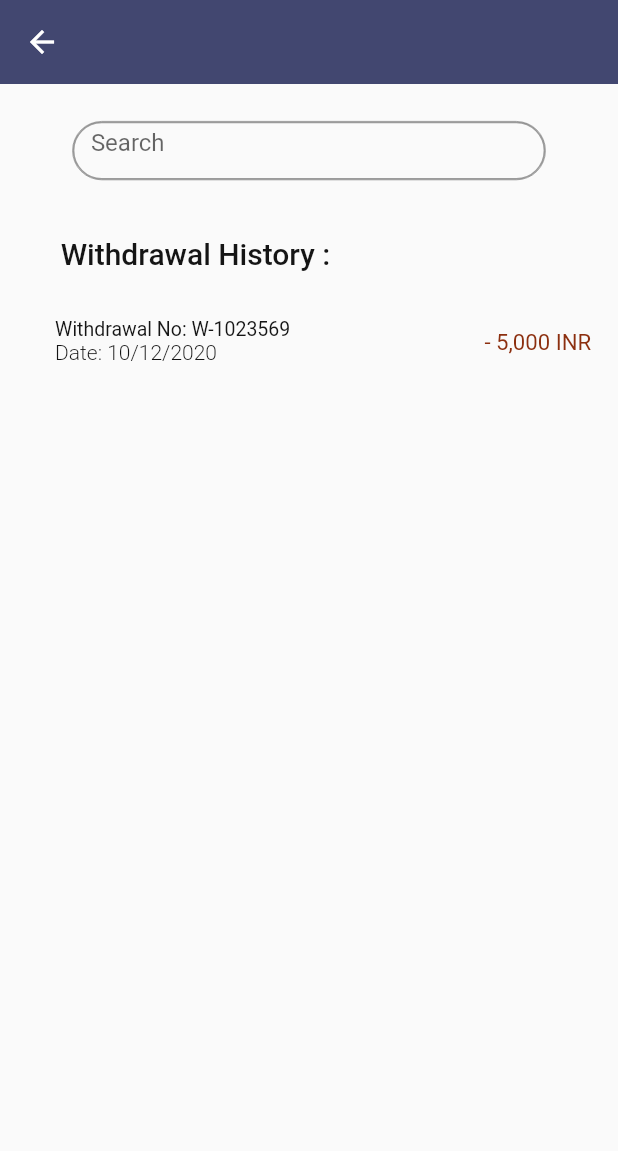
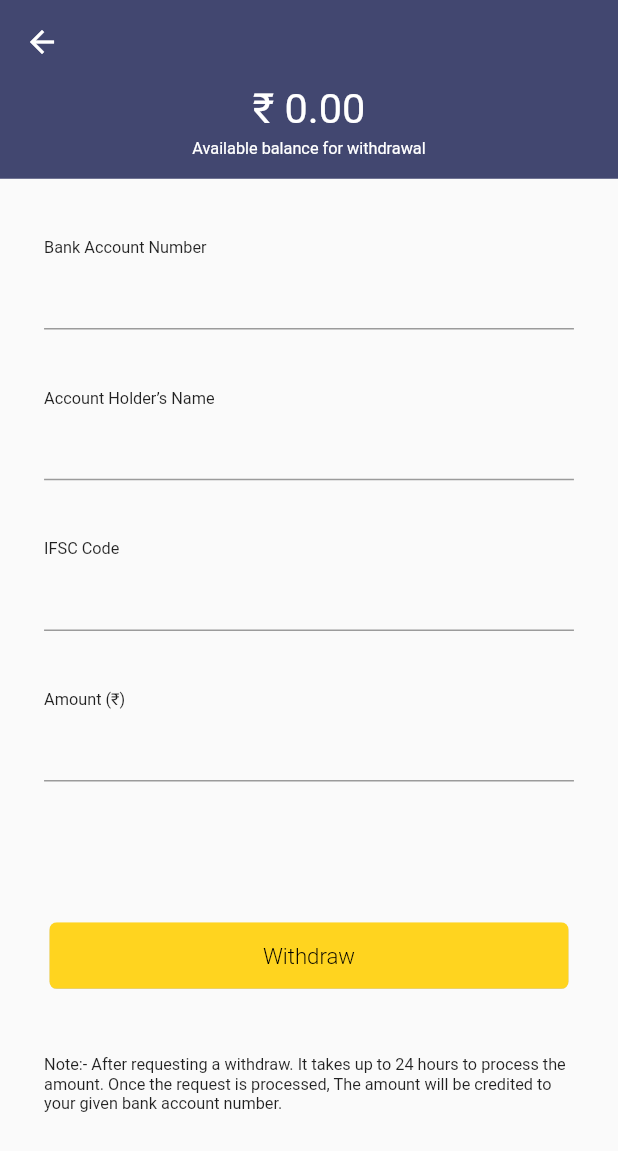
Before and after one commit to ptlmay25/Flutter_app_frontend, a Flutter app: the Accounttab screen opened directly, after a tap on "Withrow", on a phone screen of 412 x 824 dp. Shown: the top 1151 px of the screen. Run offline on Flutter 3.47's test engine with Material 2 defaults, Android fonts, the phone set to English and light mode, and no system bars; our stand-ins replace firebase_auth, fluttertoast; missing offline and left inert: razorpay_flutter, sms_otp_auto_verify; accounts and stored records are empty; network calls fail.

Commit message:
withdraw page created with validation

```diff
--- a/ibiz/lib/view/bottom/AccountTab/accounttab.dart
+++ b/ibiz/lib/view/bottom/AccountTab/accounttab.dart
@@ -1,6 +1,7 @@
 import 'package:flutter/material.dart';
 import 'package:ibiz/models/usermodel.dart';
 import 'package:ibiz/size_config.dart';
+import 'package:ibiz/view/bottom/AccountTab/withdraw.dart';
 import 'package:ibiz/view/navbar/withdrawal_history.dart';
 import 'package:intl/intl.dart';
 import 'package:provider/provider.dart';
@@ -118,13 +119,14 @@ class _AccounttabState extends State<Accounttab> {
                                 width: 120 * SizeConfig.widthMultiplier,
                                 child: RaisedButton(
                                   onPressed: () {
-                                    Navigator.of(context).push(
-                                        MaterialPageRoute(
-                                            builder: (context) =>
-                                                ChangeNotifierProvider.value(
-                                                    value: userModel,
-                                                    child:
-                                                        Withdraw_History())));
+                                    Navigator.of(context).push(MaterialPageRoute(
+                                        builder: (context) =>
+                                            ChangeNotifierProvider.value(
+                                                value: userModel,
+                                                child: ChangeNotifierProvider
+                                                    .value(
+                                                        value: userModel,
+                                                        child: Withdraw()))));
                                   },
                                   color: Color.fromARGB(255, 108, 113, 156),
                                   child: Text(
--- /dev/null
+++ b/ibiz/lib/view/bottom/AccountTab/withdraw.dart
@@ -0,0 +1,184 @@
+import 'package:flutter/material.dart';
+import 'package:ibiz/models/usermodel.dart';
+import 'package:ibiz/size_config.dart';
+import 'package:ibiz/view/navbar/withdrawal_history.dart';
+import 'package:intl/intl.dart';
+import 'package:provider/provider.dart';
+
+class Withdraw extends StatefulWidget {
+  @override
+  _WithdrawState createState() => _WithdrawState();
+}
+
+class _WithdrawState extends State<Withdraw> {
+  final GlobalKey<FormState> _formKey = GlobalKey<FormState>();
+  var curf = new NumberFormat.currency(locale: "en_us", symbol: "₹ ");
+  String name, accNo, IFSC;
+  int amount;
+  @override
+  Widget build(BuildContext context) {
+    UserModel userModel = Provider.of<UserModel>(context);
+    return Scaffold(
+      appBar: AppBar(
+        elevation: 0.0,
+        backgroundColor: Color.fromARGB(255, 66, 71, 112),
+
+        // toolbarHeight: 50 * SizeConfig.heightMultiplier,
+      ),
+      body: ListView(
+        children: [
+          Container(
+            height: 64 * SizeConfig.heightMultiplier,
+            color: Color.fromARGB(255, 66, 71, 112),
+            child: Align(
+              alignment: Alignment.center,
+              child: Column(
+                children: [
+                  Text(
+                    curf.format(userModel.acc_bal),
+                    style: TextStyle(
+                        fontSize: 28 * SizeConfig.heightMultiplier,
+                        color: Colors.white),
+                  ),
+                  SizedBox(height: 5 * SizeConfig.heightMultiplier),
+                  Text(
+                    'Available balance for withdrawal',
+                    style: TextStyle(
+                        fontSize: 11 * SizeConfig.heightMultiplier,
+                        color: Colors.white),
+                  ),
+                ],
+              ),
+            ),
+          ),
+          Padding(
+            padding: EdgeInsets.only(
+                top: 40 * SizeConfig.heightMultiplier,
+                left: 28 * SizeConfig.widthMultiplier,
+                right: 28 * SizeConfig.widthMultiplier),
+            child: Form(
+              key: _formKey,
+              child: Column(
+                children: [
+                  Align(
+                    alignment: Alignment.topLeft,
+                    child: Text('Bank Account Number',
+                        style: TextStyle(
+                            fontSize: 11 * SizeConfig.heightMultiplier,
+                            fontWeight: FontWeight.w400)),
+                  ),
+                  TextFormField(
+                    initialValue: userModel.bankAccountNo,
+                    onSaved: (value) {
+                      setState(() {
+                        this.accNo = value;
+                      });
+                    },
+                    validator: (value) {
+                      if (value.isEmpty) {
+                        return "field is empty";
+                      }
+                    },
+                  ),
+                  SizedBox(height: 40 * SizeConfig.heightMultiplier),
+                  Align(
+                    alignment: Alignment.topLeft,
+                    child: Text('Account Holder’s Name',
+                        style: TextStyle(
+                            fontSize: 11 * SizeConfig.heightMultiplier,
+                            fontWeight: FontWeight.w400)),
+                  ),
+                  TextFormField(
+                    initialValue: userModel.username,
+                    onSaved: (value) {
+                      setState(() {
+                        this.name = value;
+                      });
+                    },
+                    validator: (value) {
+                      if (value.isEmpty) {
+                        return "field is empty";
+                      }
+                    },
+                  ),
+                  SizedBox(height: 40 * SizeConfig.heightMultiplier),
+                  Align(
+                    alignment: Alignment.topLeft,
+                    child: Text('IFSC Code',
+                        style: TextStyle(
+                            fontSize: 11 * SizeConfig.heightMultiplier,
+                            fontWeight: FontWeight.w400)),
+                  ),
+                  TextFormField(
+                    initialValue: userModel.IFSC,
+                    onSaved: (value) {
+                      setState(() {
+                        this.IFSC = value;
+                      });
+                    },
+                    validator: (value) {
+                      if (value.isEmpty) {
+                        return "field is empty";
+                      }
+                    },
+                  ),
+                  SizedBox(height: 40 * SizeConfig.heightMultiplier),
+                  Align(
+                    alignment: Alignment.topLeft,
+                    child: Text('Amount (₹)',
+                        style: TextStyle(
+                            fontSize: 11 * SizeConfig.heightMultiplier,
+                            fontWeight: FontWeight.w400)),
+                  ),
+                  TextFormField(
+                    onSaved: (value) {
+                      setState(() {
+                        this.amount = int.parse(value);
+                      });
+                    },
+                    validator: (value) {
+                      bool isValid = RegExp("[0-9]+").hasMatch(value);
+                      if (!isValid) {
+                        return 'Amount should be Number';
+                      }
+                    },
+                  ),
+                  SizedBox(height: 95 * SizeConfig.heightMultiplier),
+                  ClipRRect(
+                    borderRadius: BorderRadius.circular(5),
+                    child: Container(
+                      height: 45 * SizeConfig.heightMultiplier,
+                      width: 330 * SizeConfig.widthMultiplier,
+                      child: RaisedButton(
+                        onPressed: () async {
+                          if(_formKey.currentState.validate()){
+                            _formKey.currentState.save();
+                            print('${this.accNo}');
+                          }
+                        },
+                        color: Color.fromARGB(255, 255, 212, 31),
+                        child: Text(
+                          'Withdraw',
+                          style: TextStyle(
+                              color: Colors.black,
+                              fontWeight: FontWeight.w300,
+                              fontSize: 15 * SizeConfig.heightMultiplier),
+                        ),
+                      ),
+                    ),
+                  ),
+                  SizedBox(height: 45 * SizeConfig.heightMultiplier),
+                  Text(
+                      'Note:- After requesting a withdraw. It takes up to 24 hours to process the amount. Once the request is processed, The amount will be credited to your given bank account number.',
+                      style: TextStyle(
+                          fontWeight: FontWeight.w400,
+                          fontSize: 11 * SizeConfig.heightMultiplier))
+                ],
+              ),
+            ),
+          )
+        ],
+      ),
+    );
+  }
+}
--- a/ibiz/lib/view/home.dart
+++ b/ibiz/lib/view/home.dart
@@ -33,7 +33,6 @@ class _HomeState extends State<Home> with SingleTickerProviderStateMixin {
 
   @override
   Widget build(BuildContext context) {
-    final userModel = Provider.of<UserModel>(context);
     return Scaffold(
         appBar: AppBar(
           elevation: 0.0,
```
